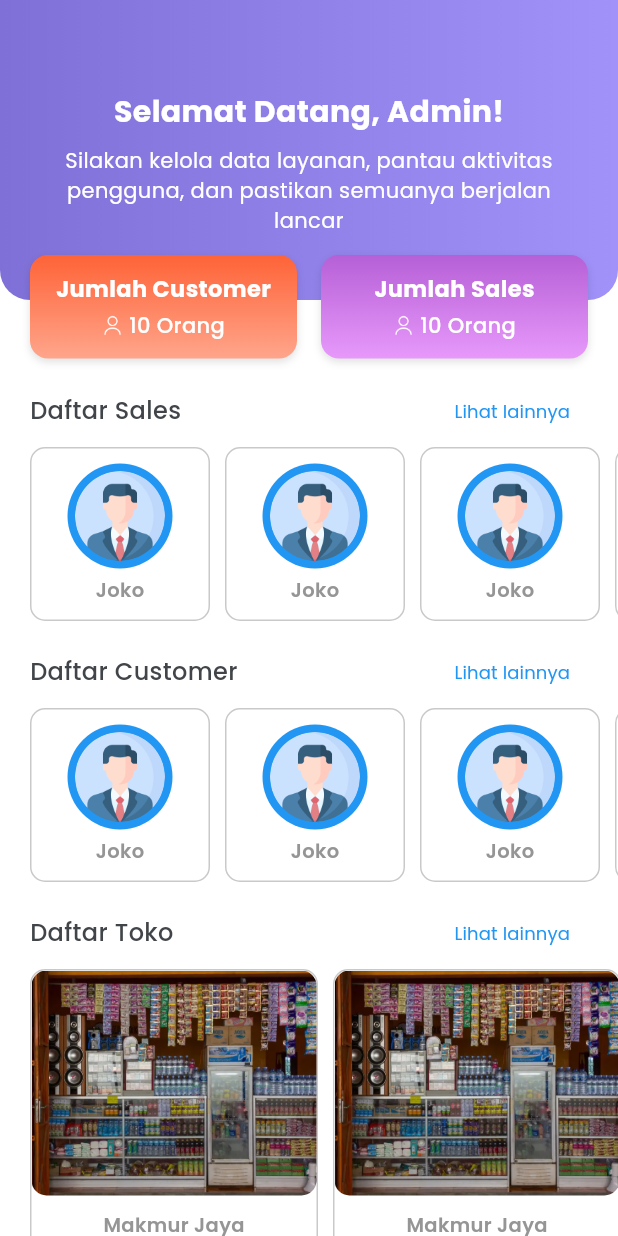
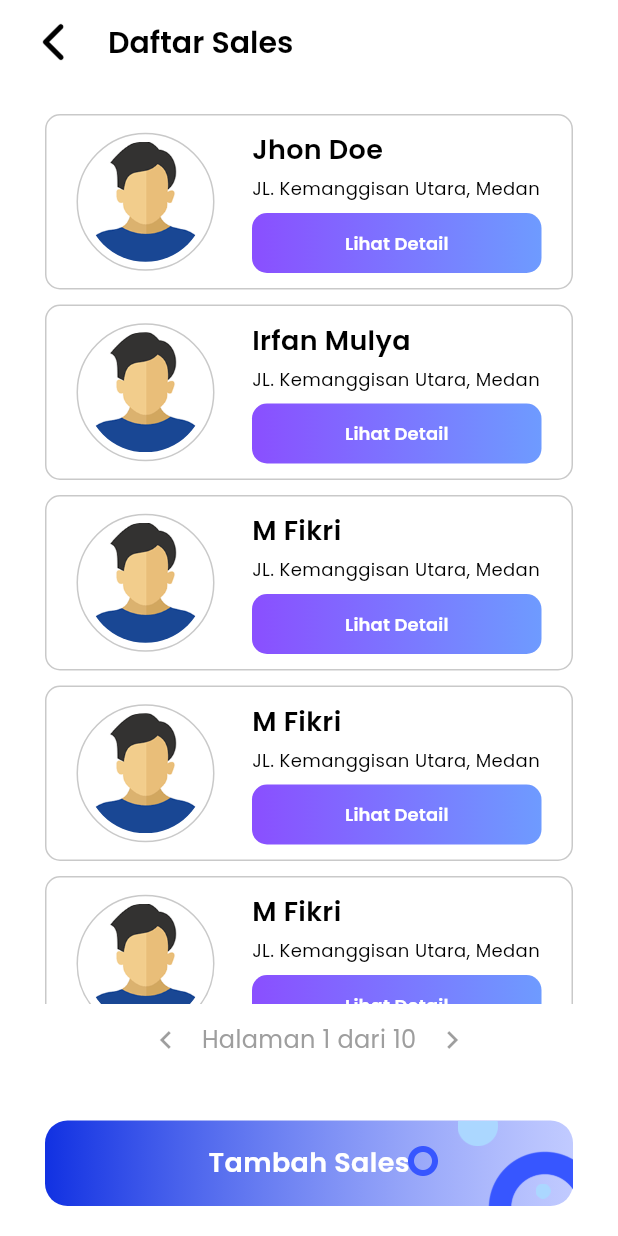
Before and after one commit to ClaysHere/program_visit, a Flutter app: the screen it shows after launch, after a tap on "Masuk", after a tap on "Lihat lainnya", on a phone screen of 412 x 824 dp. Run offline on Flutter 3.47's test engine with Material 3 defaults, Android fonts, the phone set to English and light mode, and no system bars; our stand-ins replace go_router.

Commit message:
Slicing halaman daftar sales

```diff
--- a/lib/common/widgets/arrow_back.dart
+++ b/lib/common/widgets/arrow_back.dart
@@ -12,24 +12,12 @@ class ArrowBack extends StatefulWidget {
 class _ArrowBackState extends State<ArrowBack> {
   @override
   Widget build(BuildContext context) {
-    return Container(
-      decoration: BoxDecoration(
-        shape: BoxShape.circle,
-        border: Border.all(width: 1, color: Color(0XFF7F909F)),
-      ),
-      height: 20,
-      width: 20,
-      child: InkWell(
-        onTap: widget.onTap,
-        splashColor: Colors.transparent,
-        highlightColor: Colors.transparent,
-        hoverColor: Colors.transparent,
-        child: Image.asset(
-          "assets/icons/arrow-back.png",
-          width: 15,
-          height: 15,
-        ),
-      ),
+    return InkWell(
+      onTap: widget.onTap,
+      splashColor: Colors.transparent,
+      highlightColor: Colors.transparent,
+      hoverColor: Colors.transparent,
+      child: Image.asset("assets/icons/arrow-back.png"),
     );
   }
 }
--- /dev/null
+++ b/lib/common/widgets/avatar_profile.dart
@@ -0,0 +1,67 @@
+// import 'package:flutter/material.dart';
+
+// class AvatarProfile extends StatelessWidget {
+//   const AvatarProfile({
+//     super.key,
+//     required this.imagePath,
+//     required this.width,
+//     required this.height,
+//   });
+
+//   final String imagePath;
+//   final double width;
+//   final double height;
+
+//   @override
+//   Widget build(BuildContext context) {
+//     return CircleAvatar(
+//       radius: 45,
+//       child: ClipOval(
+//         child: Image.asset(
+//           imagePath,
+//           width: width,
+//           height: height,
+//           fit: BoxFit.cover,
+//         ),
+//       ),
+//     );
+//   }
+// }
+
+import 'package:flutter/material.dart';
+
+class AvatarProfile extends StatelessWidget {
+  const AvatarProfile({
+    super.key,
+    required this.imagePath,
+    required this.width,
+    required this.height,
+  });
+
+  final String imagePath;
+  final double width;
+  final double height;
+
+  @override
+  Widget build(BuildContext context) {
+    return Container(
+      padding: EdgeInsets.all(5),
+      decoration: BoxDecoration(
+        shape: BoxShape.circle,
+        border: Border.all(color: Color(0xffc9c9c9), width: 1),
+      ),
+      child: CircleAvatar(
+        radius: 40,
+        backgroundColor: Colors.transparent,
+        child: ClipOval(
+          child: Image.asset(
+            imagePath,
+            width: width,
+            height: height,
+            fit: BoxFit.cover,
+          ),
+        ),
+      ),
+    );
+  }
+}
--- /dev/null
+++ b/lib/common/widgets/button_normal.dart
@@ -0,0 +1,42 @@
+import 'package:flutter/material.dart';
+import 'package:program_visit/common/styles/font.dart';
+import 'package:program_visit/common/widgets/custom_text_style.dart';
+
+class ButtonNormal extends StatelessWidget {
+  const ButtonNormal({super.key, required this.onPressed, required this.text});
+
+  final VoidCallback onPressed;
+  final String text;
+
+  @override
+  Widget build(BuildContext context) {
+    return Container(
+      width: double.infinity,
+      height: 40,
+      decoration: BoxDecoration(
+        gradient: const LinearGradient(
+          colors: [Color(0xFF8A4FFF), Color(0xFF6E9BFF)],
+          begin: Alignment.centerLeft,
+          end: Alignment.centerRight,
+        ),
+        borderRadius: BorderRadius.circular(10),
+      ),
+      child: ElevatedButton(
+        onPressed: onPressed,
+        style: ElevatedButton.styleFrom(
+          backgroundColor: Colors.transparent,
+          shadowColor: Colors.transparent,
+          padding: EdgeInsets.zero,
+        ),
+        child: Center(
+          child: CustomTextStyle(
+            text: text,
+            fontSize: 12,
+            fontWeight: AppFontWeight.semiBold,
+            color: Colors.white,
+          ),
+        ),
+      ),
+    );
+  }
+}
--- a/lib/common/widgets/card_customer.dart
+++ b/lib/common/widgets/card_customer.dart
@@ -1,5 +1,6 @@
 import 'package:flutter/material.dart';
 import 'package:program_visit/common/styles/font.dart';
+import 'package:program_visit/common/widgets/avatar_profile.dart';
 import 'package:program_visit/common/widgets/custom_text_style.dart';
 
 class CardCustomer extends StatelessWidget {
@@ -19,16 +20,10 @@ class CardCustomer extends StatelessWidget {
         mainAxisAlignment: MainAxisAlignment.center,
         crossAxisAlignment: CrossAxisAlignment.center,
         children: [
-          CircleAvatar(
-            radius: 35,
-            child: ClipOval(
-              child: Image.asset(
-                "assets/icons/profile.png",
-                width: 60,
-                height: 60,
-                fit: BoxFit.cover,
-              ),
-            ),
+          AvatarProfile(
+            imagePath: "assets/icons/profile.png",
+            width: 60,
+            height: 60,
           ),
 
           SizedBox(height: 5),
--- /dev/null
+++ b/lib/common/widgets/card_daftar_sales.dart
@@ -0,0 +1,62 @@
+import 'package:flutter/material.dart';
+import 'package:program_visit/common/styles/font.dart';
+import 'package:program_visit/common/widgets/avatar_profile.dart';
+import 'package:program_visit/common/widgets/custom_text_style.dart';
+
+class CardDaftarSales extends StatelessWidget {
+  const CardDaftarSales({
+    super.key,
+    required this.imagePath,
+    required this.nama,
+    required this.tanggal,
+    required this.button,
+  });
+
+  final String imagePath;
+  final String nama;
+  final String tanggal;
+  final Widget button;
+
+  @override
+  Widget build(BuildContext context) {
+    return Container(
+      padding: const EdgeInsets.symmetric(vertical: 10, horizontal: 20),
+      decoration: BoxDecoration(
+        border: Border.all(width: 1, color: const Color(0xffc9c9c9)),
+        borderRadius: BorderRadius.circular(10),
+      ),
+      child: Row(
+        crossAxisAlignment: CrossAxisAlignment.center,
+        mainAxisAlignment: MainAxisAlignment.center,
+        children: [
+          AvatarProfile(imagePath: imagePath, width: 80, height: 80),
+
+          const SizedBox(width: 25),
+
+          Expanded(
+            child: Column(
+              crossAxisAlignment: CrossAxisAlignment.start,
+              mainAxisSize: MainAxisSize.min,
+              children: [
+                CustomTextStyle(
+                  text: nama,
+                  fontSize: 18,
+                  fontWeight: AppFontWeight.semiBold,
+                ),
+                const SizedBox(height: 4),
+                CustomTextStyle(
+                  text: tanggal,
+                  fontSize: 12,
+                  fontWeight: AppFontWeight.regular,
+                ),
+                const SizedBox(height: 8),
+
+                button,
+              ],
+            ),
+          ),
+        ],
+      ),
+    );
+  }
+}
--- a/lib/common/widgets/card_sales.dart
+++ b/lib/common/widgets/card_sales.dart
@@ -1,5 +1,6 @@
 import 'package:flutter/material.dart';
 import 'package:program_visit/common/styles/font.dart';
+import 'package:program_visit/common/widgets/avatar_profile.dart';
 import 'package:program_visit/common/widgets/custom_text_style.dart';
 
 class CardSales extends StatelessWidget {
@@ -19,16 +20,10 @@ class CardSales extends StatelessWidget {
         mainAxisAlignment: MainAxisAlignment.center,
         crossAxisAlignment: CrossAxisAlignment.center,
         children: [
-          CircleAvatar(
-            radius: 35,
-            child: ClipOval(
-              child: Image.asset(
-                "assets/icons/profile.png",
-                width: 60,
-                height: 60,
-                fit: BoxFit.cover,
-              ),
-            ),
+          AvatarProfile(
+            imagePath: "assets/icons/profile.png",
+            width: 60,
+            height: 60,
           ),
 
           SizedBox(height: 5),
--- /dev/null
+++ b/lib/common/widgets/pagination.dart
@@ -0,0 +1,44 @@
+import 'package:flutter/material.dart';
+
+class Pagination extends StatefulWidget {
+  final void Function()? onPressedBack;
+  final String label;
+  final void Function()? onPressedNext;
+
+  const Pagination({
+    super.key,
+    this.onPressedBack,
+    required this.label,
+    this.onPressedNext,
+  });
+
+  @override
+  State<Pagination> createState() => _PaginationState();
+}
+
+class _PaginationState extends State<Pagination> {
+  @override
+  Widget build(BuildContext context) {
+    return Row(
+      mainAxisAlignment: MainAxisAlignment.center,
+      children: [
+        IconButton(
+          icon: Icon(Icons.chevron_left),
+          onPressed: widget.onPressedBack,
+        ),
+        Text(
+          widget.label,
+          style: TextStyle(
+            fontFamily: "Poppins",
+            fontSize: 16,
+            color: Colors.grey,
+          ),
+        ),
+        IconButton(
+          icon: Icon(Icons.chevron_right),
+          onPressed: widget.onPressedNext,
+        ),
+      ],
+    );
+  }
+}
--- /dev/null
+++ b/lib/common/widgets/search.dart
@@ -0,0 +1,39 @@
+import 'package:flutter/material.dart';
+
+class Search extends StatelessWidget {
+  const Search({
+    super.key,
+    required this.hintText,
+    required this.controller,
+    required this.onChanged,
+    this.onSubmitted,
+  });
+
+  final String hintText;
+  final TextEditingController controller;
+  final Function(String) onChanged;
+  final Function(String)? onSubmitted;
+
+  @override
+  Widget build(BuildContext context) {
+    return TextField(
+      controller: controller,
+      onChanged: onChanged,
+      onSubmitted: onSubmitted,
+      decoration: InputDecoration(
+        hintText: hintText,
+        prefixIcon: Icon(Icons.search),
+        suffixIcon:
+            controller.text.isNotEmpty
+                ? IconButton(
+                  icon: Icon(Icons.clear),
+                  onPressed: () => controller.clear(),
+                )
+                : null,
+        border: OutlineInputBorder(borderRadius: BorderRadius.circular(10)),
+        filled: true,
+        fillColor: Colors.grey[200],
+      ),
+    );
+  }
+}
--- /dev/null
+++ b/lib/features/admin/view/daftar_sales_view.dart
@@ -0,0 +1,110 @@
+import 'package:flutter/material.dart';
+import 'package:go_router/go_router.dart';
+import 'package:program_visit/common/styles/font.dart';
+import 'package:program_visit/common/widgets/arrow_back.dart';
+import 'package:program_visit/common/widgets/button_gradient.dart';
+import 'package:program_visit/common/widgets/button_normal.dart';
+import 'package:program_visit/common/widgets/card_daftar_sales.dart';
+import 'package:program_visit/common/widgets/custom_text_style.dart';
+import 'package:program_visit/common/widgets/pagination.dart';
+
+class DaftarSalesView extends StatelessWidget {
+  const DaftarSalesView({super.key});
+
+  @override
+  Widget build(BuildContext context) {
+    return Scaffold(
+      appBar: AppBar(
+        title: CustomTextStyle(
+          text: "Daftar Sales",
+          fontSize: 20,
+          fontWeight: AppFontWeight.semiBold,
+        ),
+        leading: Padding(
+          padding: const EdgeInsets.only(left: 15),
+          child: ArrowBack(
+            onTap: () {
+              context.go("/");
+            },
+          ),
+        ),
+      ),
+      body: Padding(
+        padding: const EdgeInsets.symmetric(horizontal: 30, vertical: 20),
+        child: Column(
+          children: [
+            Expanded(
+              child: ListView(
+                children: [
+                  CardDaftarSales(
+                    imagePath: "assets/images/man.png",
+                    nama: 'Jhon Doe',
+                    tanggal: 'JL. Kemanggisan Utara, Medan',
+                    button: ButtonNormal(
+                      onPressed: () {},
+                      text: "Lihat Detail",
+                    ),
+                  ),
+
+                  SizedBox(height: 10),
+
+                  CardDaftarSales(
+                    imagePath: "assets/images/man.png",
+                    nama: 'Irfan Mulya',
+                    tanggal: 'JL. Kemanggisan Utara, Medan',
+                    button: ButtonNormal(
+                      onPressed: () {},
+                      text: "Lihat Detail",
+                    ),
+                  ),
+
+                  SizedBox(height: 10),
+
+                  CardDaftarSales(
+                    imagePath: "assets/images/man.png",
+                    nama: 'M Fikri',
+                    tanggal: 'JL. Kemanggisan Utara, Medan',
+                    button: ButtonNormal(
+                      onPressed: () {},
+                      text: "Lihat Detail",
+                    ),
+                  ),
+
+                  SizedBox(height: 10),
+
+                  CardDaftarSales(
+                    imagePath: "assets/images/man.png",
+                    nama: 'M Fikri',
+                    tanggal: 'JL. Kemanggisan Utara, Medan',
+                    button: ButtonNormal(
+                      onPressed: () {},
+                      text: "Lihat Detail",
+                    ),
+                  ),
+
+                  SizedBox(height: 10),
+
+                  CardDaftarSales(
+                    imagePath: "assets/images/man.png",
+                    nama: 'M Fikri',
+                    tanggal: 'JL. Kemanggisan Utara, Medan',
+                    button: ButtonNormal(
+                      onPressed: () {},
+                      text: "Lihat Detail",
+                    ),
+                  ),
+                ],
+              ),
+            ),
+
+            Pagination(label: "Halaman 1 dari 10"),
+
+            SizedBox(height: 30),
+
+            ButtonGradient(onTap: () {}, title: "Tambah Sales"),
+          ],
+        ),
+      ),
+    );
+  }
+}
--- a/lib/features/admin/view/home_view.dart
+++ b/lib/features/admin/view/home_view.dart
@@ -1,8 +1,9 @@
 import 'package:flutter/material.dart';
+import 'package:go_router/go_router.dart';
 import 'package:program_visit/common/styles/color.dart';
 import 'package:program_visit/common/styles/font.dart';
 import 'package:program_visit/common/widgets/card_customer.dart';
-import 'package:program_visit/common/widgets/card_daftar_toko.dart';
+import 'package:program_visit/common/widgets/card_toko.dart';
 import 'package:program_visit/common/widgets/card_sales.dart';
 import 'package:program_visit/common/widgets/custom_text_style.dart';
 import 'package:program_visit/common/widgets/row_text.dart';
@@ -88,7 +89,9 @@ class HomeView extends StatelessWidget {
             Padding(
               padding: const EdgeInsets.symmetric(horizontal: 20),
               child: RowText(
-                onPressed: () {},
+                onPressed: () {
+                  context.go("/daftar-sales");
+                },
                 textKiri: "Daftar Sales",
                 textKanan: "Lihat lainnya",
               ),
--- a/lib/routing/app_routing.dart
+++ b/lib/routing/app_routing.dart
@@ -1,5 +1,6 @@
 import 'package:flutter/material.dart';
 import 'package:go_router/go_router.dart';
+import 'package:program_visit/features/admin/view/daftar_sales_view.dart';
 import 'package:program_visit/features/admin/view/home_view.dart';
 import 'package:program_visit/features/authentication/view/login_view.dart';
 
@@ -18,5 +19,11 @@ final GoRouter appRouter = GoRouter(
         return const HomeView();
       },
     ),
+    GoRoute(
+      path: '/daftar-sales',
+      builder: (BuildContext context, GoRouterState state) {
+        return const DaftarSalesView();
+      },
+    ),
   ],
 );
```
Also changed, not shown: assets/images/man.png (added), lib/common/widgets/card_toko.dart (renamed from lib/common/widgets/card_daftar_toko.dart).
